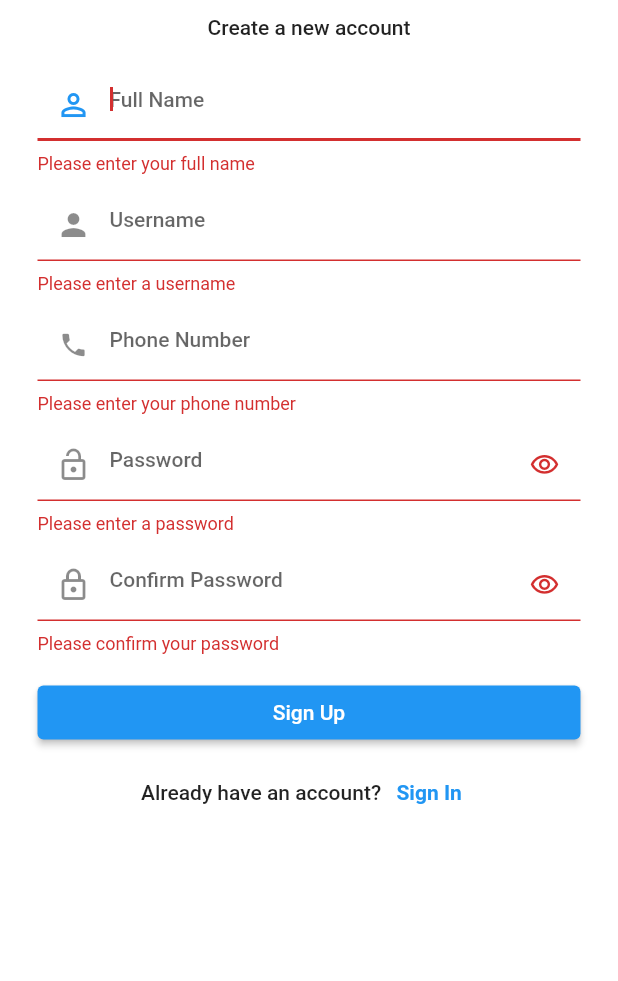
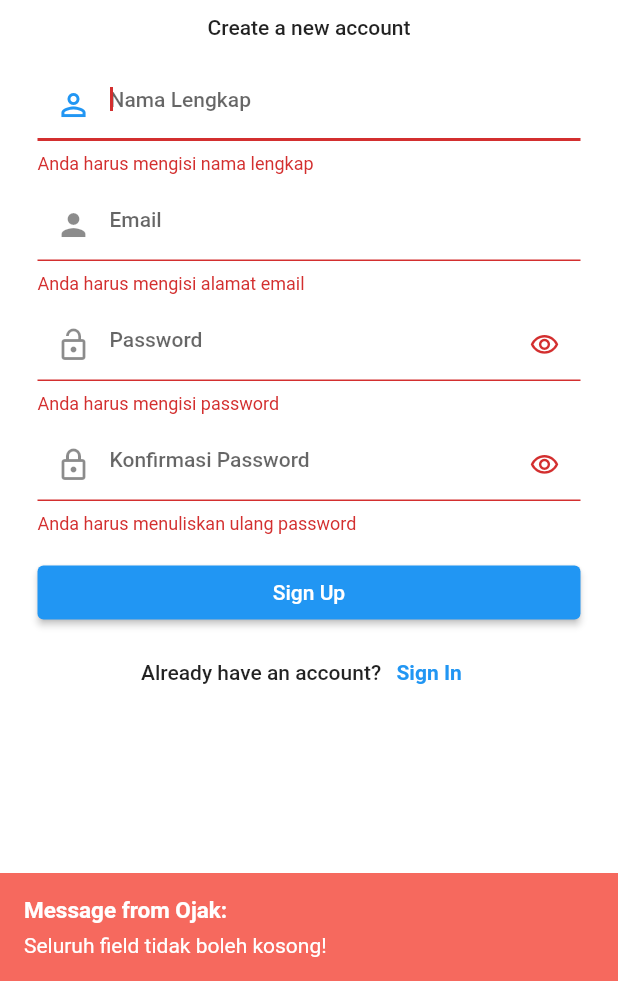
Before and after one commit to fatkhurcxo/CarenmoreMobilev0.1, a Flutter app: the RegisterWidget screen opened by its route, after a tap on "Sign Up", on a phone screen of 412 x 824 dp, the part 255-1236 px from its top. Run offline on Flutter 3.47's test engine with Material 2 defaults, Android fonts, the light colour scheme and no system bars; drawn by our look-alikes of another_flushbar; our stand-ins replace dio, percent_indicator; statements that could not run were skipped.

Commit message:
login register success

```diff
--- /dev/null
+++ b/lib/models/loginstful.dart
@@ -0,0 +1,25 @@
+import 'package:http/http.dart' as http;
+import 'dart:convert';
+
+class LoginStful {
+  bool login;
+  String message;
+  int userId;
+
+  LoginStful(
+      {required this.login, required this.message, required this.userId});
+
+  static Future<LoginStful> loginApi(String email, String password) async {
+    Uri customerLogin = Uri.parse("https://kaptenojak.my.id/api/login");
+
+    var response = await http
+        .post(customerLogin, body: {"email": email, "password": password});
+
+    var data = json.decode(response.body);
+
+    return LoginStful(
+        login: data['login'],
+        message: data['message'],
+        userId: (data['user_id'] == null) ? 0 : data['user_id']);
+  }
+}
--- /dev/null
+++ b/lib/models/registerstful.dart
@@ -0,0 +1,22 @@
+import 'package:http/http.dart' as http;
+import 'dart:convert';
+
+class RegisterStful {
+  bool create;
+  String message;
+
+  RegisterStful({required this.create, required this.message});
+
+  static Future<RegisterStful> regisAPI(
+      String nama, String email, String password) async {
+    Uri customerUrl = Uri.parse("https://kaptenojak.my.id/api/customers");
+
+    var response = await http.post(customerUrl,
+        body: {"name": nama, "email": email, 'password': password});
+
+    var data = json.decode(response.body);
+    // var finalData = data['data'];
+
+    return RegisterStful(create: data['create'], message: data['message']);
+  }
+}
--- a/lib/screen/register.dart
+++ b/lib/screen/register.dart
@@ -1,4 +1,9 @@
+import 'dart:io';
+
 import 'package:flutter/material.dart';
+import 'package:another_flushbar/flushbar.dart';
+import 'package:tugasakhir/models/registerstful.dart';
+import '../providers/auth.dart';
 
 class RegisterWidget extends StatefulWidget {
   const RegisterWidget({Key? key}) : super(key: key);
@@ -8,32 +13,24 @@ class RegisterWidget extends StatefulWidget {
 }
 
 class _RegisterWidgetState extends State<RegisterWidget> {
-  final GlobalKey<FormState> _formKey = GlobalKey<FormState>();
-  late TextEditingController _textController1;
-  late TextEditingController _textController2;
-  late TextEditingController _textController3;
-  late TextEditingController _textController4;
-  late TextEditingController _textController5;
+  final GlobalKey<FormState> _registerKey = GlobalKey<FormState>();
+
+  /* register variable data */
+
+  final name = TextEditingController();
+  final email = TextEditingController();
+  final password = TextEditingController();
+  final confirmPassword = TextEditingController();
+
   bool _passwordVisibility1 = true;
   bool _passwordVisibility2 = true;
 
   @override
-  void initState() {
-    super.initState();
-    _textController1 = TextEditingController();
-    _textController2 = TextEditingController();
-    _textController3 = TextEditingController();
-    _textController4 = TextEditingController();
-    _textController5 = TextEditingController();
-  }
-
-  @override
   void dispose() {
-    _textController1.dispose();
-    _textController2.dispose();
-    _textController3.dispose();
-    _textController4.dispose();
-    _textController5.dispose();
+    name.dispose();
+    email.dispose();
+    password.dispose();
+    confirmPassword.dispose();
     super.dispose();
   }
 
@@ -49,12 +46,6 @@ class _RegisterWidgetState extends State<RegisterWidget> {
     });
   }
 
-  void _submitForm() {
-    if (_formKey.currentState!.validate()) {
-      // Perform registration logic
-    }
-  }
-
   @override
   Widget build(BuildContext context) {
     return GestureDetector(
@@ -67,8 +58,9 @@ class _RegisterWidgetState extends State<RegisterWidget> {
           child: SingleChildScrollView(
             child: Padding(
               padding: EdgeInsets.symmetric(horizontal: 25, vertical: 120),
+              /* form register */
               child: Form(
-                key: _formKey,
+                key: _registerKey,
                 child: Column(
                   crossAxisAlignment: CrossAxisAlignment.stretch,
                   children: [
@@ -81,57 +73,43 @@ class _RegisterWidgetState extends State<RegisterWidget> {
                     ),
                     const SizedBox(height: 20),
                     TextFormField(
-                      controller: _textController1,
+                      controller: name,
                       autofocus: true,
                       obscureText: false,
                       decoration: InputDecoration(
-                        hintText: 'Full Name',
+                        hintText: 'Nama Lengkap',
                         prefixIcon: Icon(Icons.person_outline),
                       ),
                       style: Theme.of(context).textTheme.bodyText1,
+                      /* validator */
                       validator: (value) {
                         if (value == null || value.isEmpty) {
-                          return 'Please enter your full name';
+                          return 'Anda harus mengisi nama lengkap';
                         }
                         return null;
                       },
+                      // onSaved: (newValue) => name = newValue,
                     ),
                     const SizedBox(height: 10),
                     TextFormField(
-                      controller: _textController2,
+                      controller: email,
                       obscureText: false,
                       decoration: InputDecoration(
-                        hintText: 'Username',
+                        hintText: 'Email',
                         prefixIcon: Icon(Icons.person_sharp),
                       ),
                       style: Theme.of(context).textTheme.bodyText1,
                       validator: (value) {
                         if (value == null || value.isEmpty) {
-                          return 'Please enter a username';
+                          return 'Anda harus mengisi alamat email';
                         }
                         return null;
                       },
+                      // onSaved: (newValue) => email = newValue,
                     ),
                     const SizedBox(height: 10),
                     TextFormField(
-                      controller: _textController3,
-                      obscureText: false,
-                      decoration: InputDecoration(
-                        hintText: 'Phone Number',
-                        prefixIcon: Icon(Icons.phone, size: 20),
-                      ),
-                      style: Theme.of(context).textTheme.bodyText1,
-                      keyboardType: TextInputType.phone,
-                      validator: (value) {
-                        if (value == null || value.isEmpty) {
-                          return 'Please enter your phone number';
-                        }
-                        return null;
-                      },
-                    ),
-                    const SizedBox(height: 10),
-                    TextFormField(
-                      controller: _textController4,
+                      controller: password,
                       obscureText: _passwordVisibility1,
                       decoration: InputDecoration(
                         hintText: 'Password',
@@ -150,17 +128,18 @@ class _RegisterWidgetState extends State<RegisterWidget> {
                       style: Theme.of(context).textTheme.bodyText1,
                       validator: (value) {
                         if (value == null || value.isEmpty) {
-                          return 'Please enter a password';
+                          return 'Anda harus mengisi password';
                         }
                         return null;
                       },
+                      // onSaved: (newValue) => password = newValue,
                     ),
                     const SizedBox(height: 10),
                     TextFormField(
-                      controller: _textController5,
+                      controller: confirmPassword,
                       obscureText: _passwordVisibility2,
                       decoration: InputDecoration(
-                        hintText: 'Confirm Password',
+                        hintText: 'Konfirmasi Password',
                         prefixIcon: Icon(Icons.lock_outlined),
                         suffixIcon: InkWell(
                           onTap: _togglePasswordVisibility2,
@@ -176,14 +155,55 @@ class _RegisterWidgetState extends State<RegisterWidget> {
                       style: Theme.of(context).textTheme.bodyText1,
                       validator: (value) {
                         if (value == null || value.isEmpty) {
-                          return 'Please confirm your password';
+                          return 'Anda harus menuliskan ulang password';
                         }
                         return null;
                       },
+                      // onSaved: (newValue) => confirmPassword = newValue,
                     ),
                     const SizedBox(height: 15),
                     ElevatedButton(
-                      onPressed: _submitForm,
+                      onPressed: () {
+                        /* validate */
+                        if (_registerKey.currentState!.validate()) {
+                          /* confirmed check */
+                          if (password.text != confirmPassword.text) {
+                            Flushbar(
+                              title: "Message from Ojak:",
+                              titleColor: Colors.black,
+                              message: 'Konfirmasi password anda tidak sesuai!',
+                              messageColor: Colors.black,
+                              duration: Duration(seconds: 3),
+                              backgroundColor: Colors.yellow.withOpacity(0.8),
+                            ).show(context);
+                          } else {
+                            /* register func */
+                            RegisterStful.regisAPI(
+                                    name.text, email.text, password.text)
+                                .then((value) {
+                              if (value.create) {
+                                Navigator.of(context).pop();
+
+                                Flushbar(
+                                  title: "Message from Ojak",
+                                  message:
+                                      "Berhasil membuat akun, silahkan login menggunakan email terdaftar.",
+                                  duration: Duration(seconds: 10),
+                                  backgroundColor:
+                                      Colors.green.withOpacity(0.8),
+                                ).show(context);
+                              }
+                            });
+                          }
+                        } else {
+                          Flushbar(
+                            title: "Message from Ojak:",
+                            message: 'Seluruh field tidak boleh kosong!',
+                            duration: Duration(seconds: 5),
+                            backgroundColor: Colors.red.withOpacity(0.8),
+                          ).show(context);
+                        }
+                      },
                       child: Text('Sign Up'),
                     ),
                     const SizedBox(height: 5),
@@ -196,7 +216,7 @@ class _RegisterWidgetState extends State<RegisterWidget> {
                         ),
                         TextButton(
                           onPressed: () {
-                            Navigator.of(context).pushNamed('login');
+                            Navigator.of(context).pop();
                           },
                           child: Text(
                             'Sign In',
@@ -211,6 +231,7 @@ class _RegisterWidgetState extends State<RegisterWidget> {
                   ],
                 ),
               ),
+              /* end form register */
             ),
           ),
         ),
--- a/pubspec.yaml
+++ b/pubspec.yaml
@@ -36,6 +36,11 @@ dependencies:
   # Use with the CupertinoIcons class for iOS style icons.
   cupertino_icons: ^1.0.2
   percent_indicator: ^3.4.0
+  provider: ^6.0.5
+  http: ^1.0.0
+  intl: ^0.18.1
+  another_flushbar: ^1.12.30
+  dio: ^5.2.0+1
 
 dev_dependencies:
   flutter_test:
```
Also changed, not shown: lib/main.dart (+16 -3 lines), lib/screen/login.dart (+75 -20 lines), lib/user/home.dart (+41 -23 lines), lib/user/pesanan.dart (+8 -10 lines), pubspec.lock, 3 other files.
